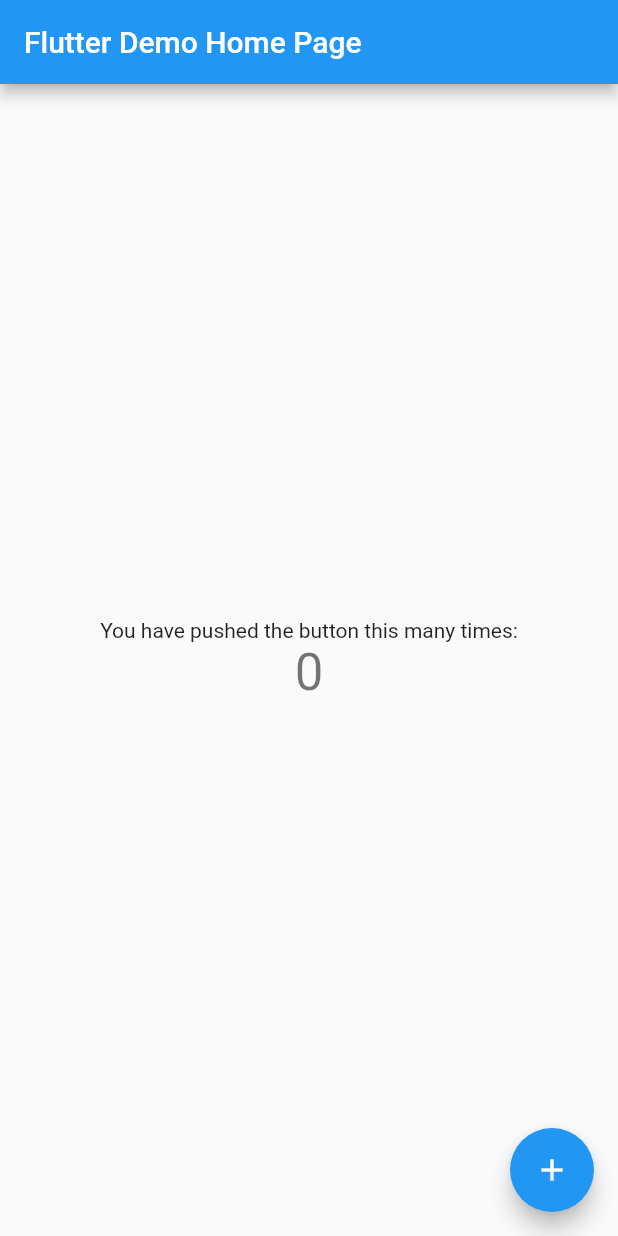
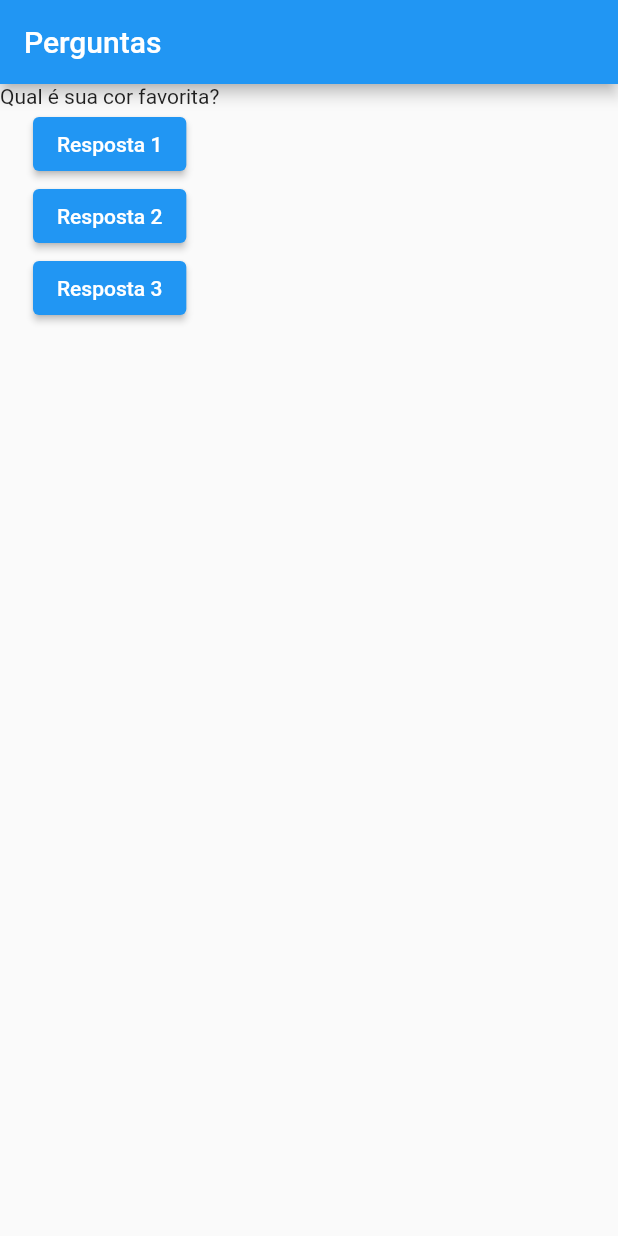
Before and after one commit to csnoboa/quiz-flutter, a Flutter app: the screen it shows after launch, on a phone screen of 412 x 824 dp. Run offline on Flutter 3.47's test engine with Material 2 defaults, Android fonts, the phone set to English and light mode, and no system bars.

Commit message:
first buttons

```diff
--- a/lib/main.dart
+++ b/lib/main.dart
@@ -1,113 +1,47 @@
 import 'package:flutter/material.dart';
 
-void main() {
-  runApp(MyApp());
+main() {
+  runApp(PerguntaApp());
 }
 
-class MyApp extends StatelessWidget {
-  // This widget is the root of your application.
+class PerguntaApp extends StatelessWidget {
+  void responder(int num) {
+    debugPrint('Botão $num apertado!');
+  }
+
+  List<String> perguntas = [
+    'Qual é sua cor favorita?',
+    'Qual é o seu animal favorito?'
+  ];
+
   @override
   Widget build(BuildContext context) {
     return MaterialApp(
-      title: 'Flutter Demo',
-      theme: ThemeData(
-        // This is the theme of your application.
-        //
-        // Try running your application with "flutter run". You'll see the
-        // application has a blue toolbar. Then, without quitting the app, try
-        // changing the primarySwatch below to Colors.green and then invoke
-        // "hot reload" (press "r" in the console where you ran "flutter run",
-        // or simply save your changes to "hot reload" in a Flutter IDE).
-        // Notice that the counter didn't reset back to zero; the application
-        // is not restarted.
-        primarySwatch: Colors.blue,
-      ),
-      home: MyHomePage(title: 'Flutter Demo Home Page'),
-    );
-  }
-}
-
-class MyHomePage extends StatefulWidget {
-  MyHomePage({Key? key, this.title}) : super(key: key);
-
-  // This widget is the home page of your application. It is stateful, meaning
-  // that it has a State object (defined below) that contains fields that affect
-  // how it looks.
-
-  // This class is the configuration for the state. It holds the values (in this
-  // case the title) provided by the parent (in this case the App widget) and
-  // used by the build method of the State. Fields in a Widget subclass are
-  // always marked "final".
-
-  final String? title;
-
-  @override
-  _MyHomePageState createState() => _MyHomePageState();
-}
-
-class _MyHomePageState extends State<MyHomePage> {
-  int _counter = 0;
-
-  void _incrementCounter() {
-    setState(() {
-      // This call to setState tells the Flutter framework that something has
-      // changed in this State, which causes it to rerun the build method below
-      // so that the display can reflect the updated values. If we changed
-      // _counter without calling setState(), then the build method would not be
-      // called again, and so nothing would appear to happen.
-      _counter++;
-    });
-  }
-
-  @override
-  Widget build(BuildContext context) {
-    // This method is rerun every time setState is called, for instance as done
-    // by the _incrementCounter method above.
-    //
-    // The Flutter framework has been optimized to make rerunning build methods
-    // fast, so that you can just rebuild anything that needs updating rather
-    // than having to individually change instances of widgets.
-    return Scaffold(
-      appBar: AppBar(
-        // Here we take the value from the MyHomePage object that was created by
-        // the App.build method, and use it to set our appbar title.
-        title: Text(widget.title!),
-      ),
-      body: Center(
-        // Center is a layout widget. It takes a single child and positions it
-        // in the middle of the parent.
-        child: Column(
-          // Column is also a layout widget. It takes a list of children and
-          // arranges them vertically. By default, it sizes itself to fit its
-          // children horizontally, and tries to be as tall as its parent.
-          //
-          // Invoke "debug painting" (press "p" in the console, choose the
-          // "Toggle Debug Paint" action from the Flutter Inspector in Android
-          // Studio, or the "Toggle Debug Paint" command in Visual Studio Code)
-          // to see the wireframe for each widget.
-          //
-          // Column has various properties to control how it sizes itself and
-          // how it positions its children. Here we use mainAxisAlignment to
-          // center the children vertically; the main axis here is the vertical
-          // axis because Columns are vertical (the cross axis would be
-          // horizontal).
-          mainAxisAlignment: MainAxisAlignment.center,
-          children: <Widget>[
-            Text(
-              'You have pushed the button this many times:',
+      home: Scaffold(
+        appBar: AppBar(
+          title: Text('Perguntas'),
+        ),
+        body: Column(
+          crossAxisAlignment: CrossAxisAlignment.center,
+          children: [
+            Text(perguntas[0]),
+            ElevatedButton(
+              onPressed: () => responder(0),
+              child: Text('Resposta 1'),
             ),
-            Text(
-              '$_counter',
-              style: Theme.of(context).textTheme.headline4,
+            ElevatedButton(
+              onPressed: () {
+                responder(1);
+              },
+              child: Text('Resposta 2'),
+            ),
+            ElevatedButton(
+              onPressed: () => responder(2),
+              child: Text('Resposta 3'),
             ),
           ],
         ),
       ),
-      floatingActionButton: FloatingActionButton(
-        onPressed: _incrementCounter,
-        tooltip: 'Increment',
-        child: Icon(Icons.add),
-      ), // This trailing comma makes auto-formatting nicer for build methods.
     );
   }
 }
```
Also changed, not shown: 1 other file.
